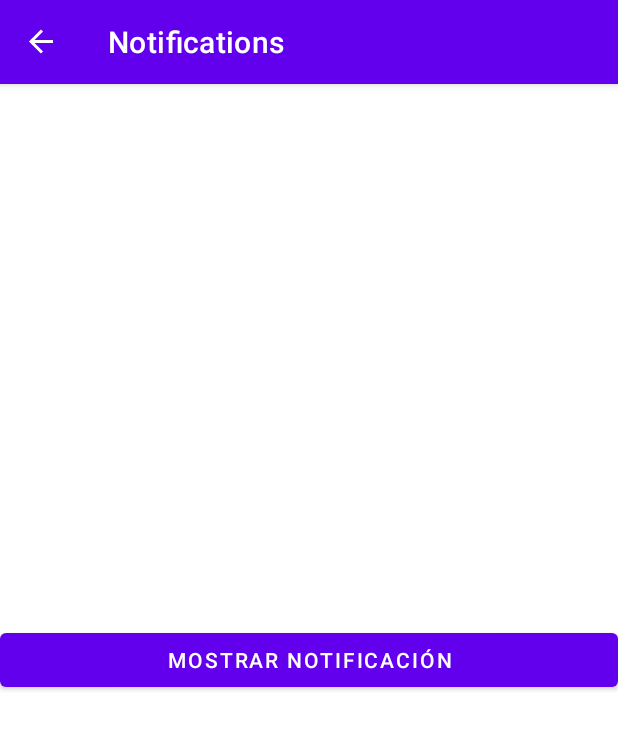
After one commit to BRM13274/capacitacion_devU, an Android app: the NotificationFragment screen opened through its navigation route, on a phone screen of 412 x 824 dp. The commit adds this screen. Shown: the top 729 px of the screen. Run offline under Robolectric (Android 15) with nearby library versions, the phone set to English and light mode, and no system bars; our stand-ins replace navigation-ui.

Commit message:
feat: crear fragmento de notificaciones

```diff
--- /dev/null
+++ b/app/src/main/java/com/banregio/devuapp/starwars/NotificationFragment.kt
@@ -0,0 +1,36 @@
+package com.banregio.devuapp.starwars
+
+import android.os.Bundle
+import android.view.View
+import androidx.core.app.NotificationManagerCompat
+import androidx.fragment.app.activityViewModels
+import com.banregio.devuapp.R
+import com.banregio.devuapp.databinding.FragmentNotificationBinding
+import com.banregio.devuapp.util.DevUFragment
+import com.banregio.devuapp.util.extensions.viewLifecycle
+
+class NotificationFragment : DevUFragment(R.layout.fragment_notification) {
+
+    private val binding by viewLifecycle(FragmentNotificationBinding::bind)
+    private val viewModel: StarWarsViewModel by activityViewModels()
+
+    companion object {
+        const val NOTIFICATION_ID = 1
+    }
+
+    override fun onViewCreated(view: View, savedInstanceState: Bundle?) {
+        super.onViewCreated(view, savedInstanceState)
+        binding.btnShowNotification.setOnClickListener {
+            showNotification()
+        }
+    }
+
+    private fun showNotification() {
+        with(NotificationManagerCompat.from(requireContext())) {
+            notify(
+                NOTIFICATION_ID,
+                viewModel.getNotification()
+            )
+        }
+    }
+}
--- a/app/src/main/java/com/banregio/devuapp/starwars/StarWarsFragment.kt
+++ b/app/src/main/java/com/banregio/devuapp/starwars/StarWarsFragment.kt
@@ -25,6 +25,10 @@ class StarWarsFragment : DevUFragment(R.layout.fragment_star_wars) {
         binding.btnGoToStarShips.setOnClickListener {
             findNavController().navigate(R.id.action_starWarsFragment_to_starShipsFragment)
         }
+
+        binding.btnGoToNotifications.setOnClickListener {
+            findNavController().navigate(R.id.action_starWarsFragment_to_notificationsFragment)
+        }
     }
 
 }
--- a/app/src/main/java/com/banregio/devuapp/util/Constants.kt
+++ b/app/src/main/java/com/banregio/devuapp/util/Constants.kt
@@ -2,3 +2,5 @@ package com.banregio.devuapp.util
 
 //A que no sabían que así se crean las constantes globales iii];)'
 const val TAG_DEBUG: String = "DevU_Debug"
+
+const val DEFAULT_CHANNEL_ID: String = "devUApp"
--- /dev/null
+++ b/app/src/main/res/layout/fragment_notification.xml
@@ -0,0 +1,17 @@
+<?xml version="1.0" encoding="utf-8"?>
+<androidx.constraintlayout.widget.ConstraintLayout xmlns:android="http://schemas.android.com/apk/res/android"
+    xmlns:app="http://schemas.android.com/apk/res-auto"
+    android:layout_width="match_parent"
+    android:layout_height="match_parent">
+
+    <Button
+        android:id="@+id/btn_show_notification"
+        android:layout_width="match_parent"
+        android:layout_height="wrap_content"
+        android:text="@string/btn_show_notification"
+        app:layout_constraintBottom_toBottomOf="parent"
+        app:layout_constraintEnd_toEndOf="parent"
+        app:layout_constraintStart_toStartOf="parent"
+        app:layout_constraintTop_toTopOf="parent" />
+
+</androidx.constraintlayout.widget.ConstraintLayout>
--- a/app/src/main/res/navigation/star_wars_navigation.xml
+++ b/app/src/main/res/navigation/star_wars_navigation.xml
@@ -16,6 +16,9 @@
         <action
             android:id="@+id/action_starWarsFragment_to_starShipsFragment"
             app:destination="@id/starShipsFragment" />
+        <action
+            android:id="@+id/action_starWarsFragment_to_notificationsFragment"
+            app:destination="@id/notificationsFragment" />
     </fragment>
 
     <fragment
@@ -30,4 +33,10 @@
         android:label="FilmsFragment"
         tools:layout="@layout/fragment_star_ships" />
 
+    <fragment
+        android:id="@+id/notificationsFragment"
+        android:name="com.banregio.devuapp.starwars.NotificationFragment"
+        android:label="Notifications"
+        tools:layout="@layout/fragment_notification"  />
+
 </navigation>
```
Also changed, not shown: app/src/main/java/com/banregio/devuapp/starwars/StarWarsViewModel.kt (+28 -0 lines), app/src/main/res/layout/fragment_star_wars.xml (+12 -0 lines), app/src/main/res/values/strings.xml (+7 -0 lines).
